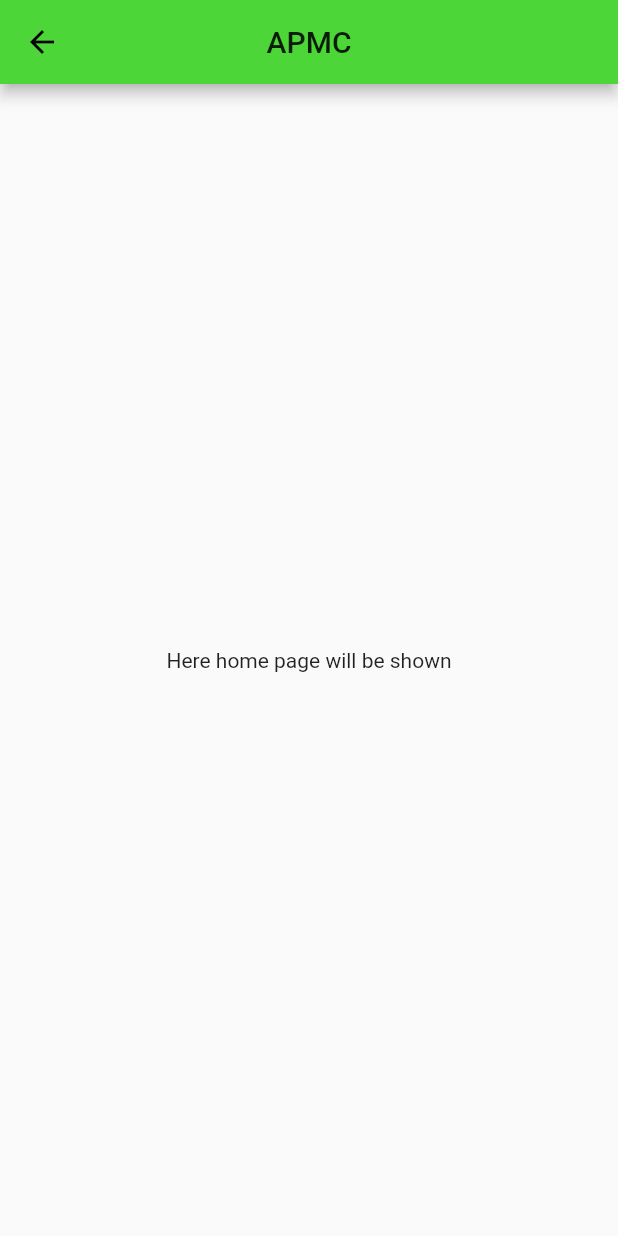
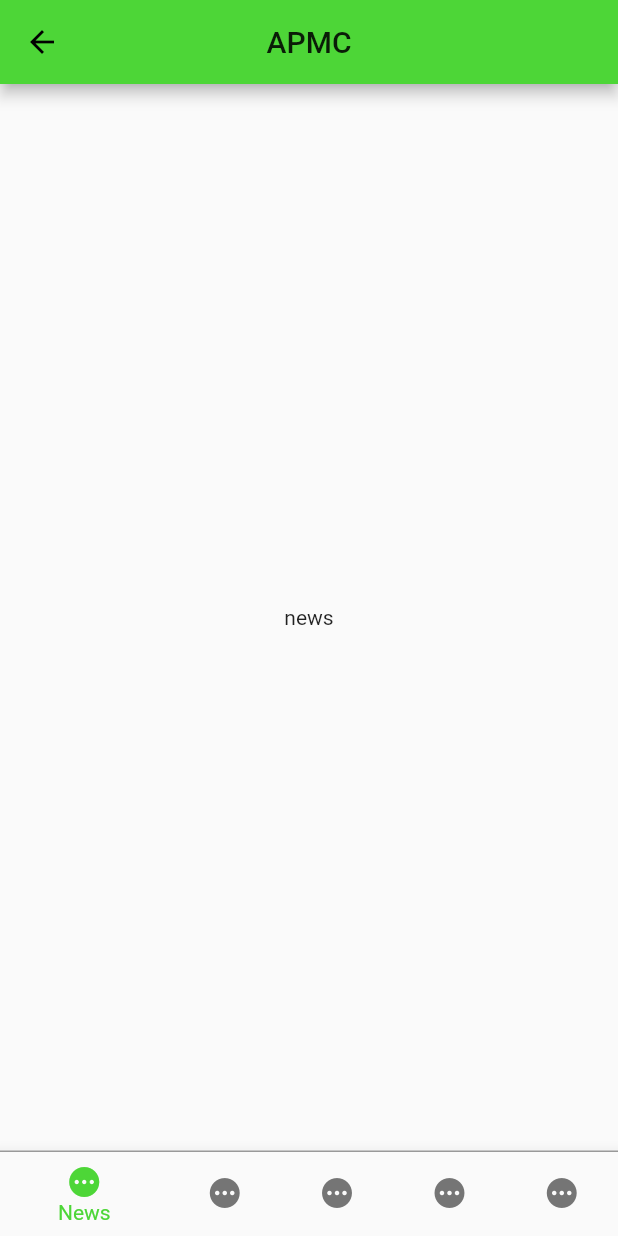
Before and after one commit to himanshu634/apmc_management, a Flutter app: the Home screen opened by its route, on a phone screen of 412 x 824 dp. Run offline on Flutter 3.47's test engine with Material 2 defaults, Android fonts, the phone set to English and light mode, and no system bars.

Commit message:
added home-screen

```diff
--- a/lib/main.dart
+++ b/lib/main.dart
@@ -10,8 +10,7 @@ import './screens/home.dart';
 void main() {
   //TODO: learn otp authentication
   //TODO: define data-flow
-  //TODO: connect firebase with app
-  //TODO: create home-screen
+  //TODO: define data structures
   runApp(MyApp());
 }
 
@@ -24,12 +23,11 @@ class MyApp extends StatelessWidget {
       theme: ThemeData(
         primarySwatch: MaterialColor(0xFF4DD637, customColor),
         accentColor: Colors.black,
-        // primaryColor: Color(0xFF4DD637)
-        // buttonColor:
       ),
-      home: Registration(),
+      home: Login(),
       routes: {
         Login.id: (ctx) => Login(),
+        Registration.id: (ctx) => Registration(),
         Home.id: (ctx) => Home(),
       },
     );
--- /dev/null
+++ b/lib/providers/News.dart
@@ -0,0 +1,27 @@
+import 'package:flutter/cupertino.dart';
+
+class NewsItem {
+  final String headline;
+  final String description;
+  final String imageLink;
+
+  NewsItem(
+      {required this.headline,
+      required this.description,
+      required this.imageLink});
+}
+
+class News extends ChangeNotifier {
+  List<NewsItem> _items = [
+    NewsItem(
+      headline: "Market crashed",
+      description: "Harshad maheta exposed by reporter.",
+      imageLink:
+          "https://en.wikipedia.org/wiki/Harshad_Mehta#/media/File:Harshad_Mehta.jpg",
+    ),
+  ];
+
+  List<NewsItem> get items {
+    return [..._items];
+  }
+}
--- a/lib/screens/home.dart
+++ b/lib/screens/home.dart
@@ -1,8 +1,27 @@
 import 'package:flutter/material.dart';
 
-class Home extends StatelessWidget {
+import '../widgets/navigation_bar/news_bar.dart';
+import '../widgets/navigation_bar/vendors_bar.dart';
+import '../widgets/navigation_bar/price_list_bar.dart';
+import '../widgets/navigation_bar/slot_booking_bar.dart';
+import '../widgets/navigation_bar/user_bar.dart';
+
+class Home extends StatefulWidget {
   static const id = '/home';
 
+  @override
+  _HomeState createState() => _HomeState();
+}
+
+class _HomeState extends State<Home> {
+  var screens = [
+    NewsBar(),
+    VendorsBar(),
+    SlotBookingBar(),
+    PriceListBar(),
+    UserBar()
+  ];
+  var _currentIndex = 0;
   @override
   Widget build(BuildContext context) {
     return Scaffold(
@@ -10,8 +29,54 @@ class Home extends StatelessWidget {
         title: const Text("APMC"),
         centerTitle: true,
       ),
-      body: Center(
-        child: const Text("Here home page will be shown"),
+      body: screens[_currentIndex],
+      bottomNavigationBar: Container(
+        decoration: BoxDecoration(
+          border: Border(
+            top: BorderSide(
+              width: 1,
+              color: Colors.grey,
+            ),
+          ),
+        ),
+        child: BottomNavigationBar(
+          // backgroundColor: Colors.greenAccent[100],
+          elevation: 10,
+          currentIndex: _currentIndex,
+          // selectedIconTheme: ,
+          onTap: (index) {
+            setState(() {
+              _currentIndex = index;
+            });
+          },
+          backgroundColor: Colors.grey[600],
+          selectedItemColor: Theme.of(context).primaryColor,
+          unselectedItemColor: Colors.grey[600],
+          enableFeedback: true,
+          type: BottomNavigationBarType.shifting,
+          items: [
+            BottomNavigationBarItem(
+              icon: const Icon(Icons.pending),
+              label: "News",
+            ),
+            BottomNavigationBarItem(
+              icon: const Icon(Icons.pending),
+              label: "Vendors",
+            ),
+            BottomNavigationBarItem(
+              icon: const Icon(Icons.pending),
+              label: "Book",
+            ),
+            BottomNavigationBarItem(
+              icon: const Icon(Icons.pending),
+              label: "Price",
+            ),
+            BottomNavigationBarItem(
+              icon: const Icon(Icons.pending),
+              label: "User",
+            ),
+          ],
+        ),
       ),
     );
   }
--- a/lib/screens/registration.dart
+++ b/lib/screens/registration.dart
@@ -6,6 +6,7 @@ import '../widgets/registratin_form.dart';
 // import '../constants/const_colors.dart';
 
 class Registration extends StatelessWidget {
+  static const id = '/registration';
   @override
   Widget build(BuildContext context) {
     return Scaffold(
--- /dev/null
+++ b/lib/widgets/navigation_bar/news_bar.dart
@@ -0,0 +1,14 @@
+import 'package:flutter/material.dart';
+
+class NewsBar extends StatelessWidget {
+  const NewsBar({Key? key}) : super(key: key);
+
+  @override
+  Widget build(BuildContext context) {
+    return Scaffold(
+      body: Center(
+        child: Text("news"),
+      ),
+    );
+  }
+}
--- a/pubspec.yaml
+++ b/pubspec.yaml
@@ -23,6 +23,10 @@ environment:
 dependencies:
   flutter:
     sdk: flutter
+  firebase_auth: ^1.4.1
+  cloud_firestore: ^2.2.2
+  provider: ^5.0.0
+  firebase_core: ^1.3.0
 
 
   # The following adds the Cupertino Icons font to your application.
```
Also changed, not shown: lib/screens/login.dart (+81 -1 lines), lib/widgets/navigation_bar/price_list_bar.dart (added, +12 -0 lines), lib/widgets/navigation_bar/slot_booking_bar.dart (added, +12 -0 lines), lib/widgets/navigation_bar/user_bar.dart (added, +10 -0 lines), lib/widgets/navigation_bar/vendors_bar.dart (added, +14 -0 lines), pubspec.lock, 3 other files.
